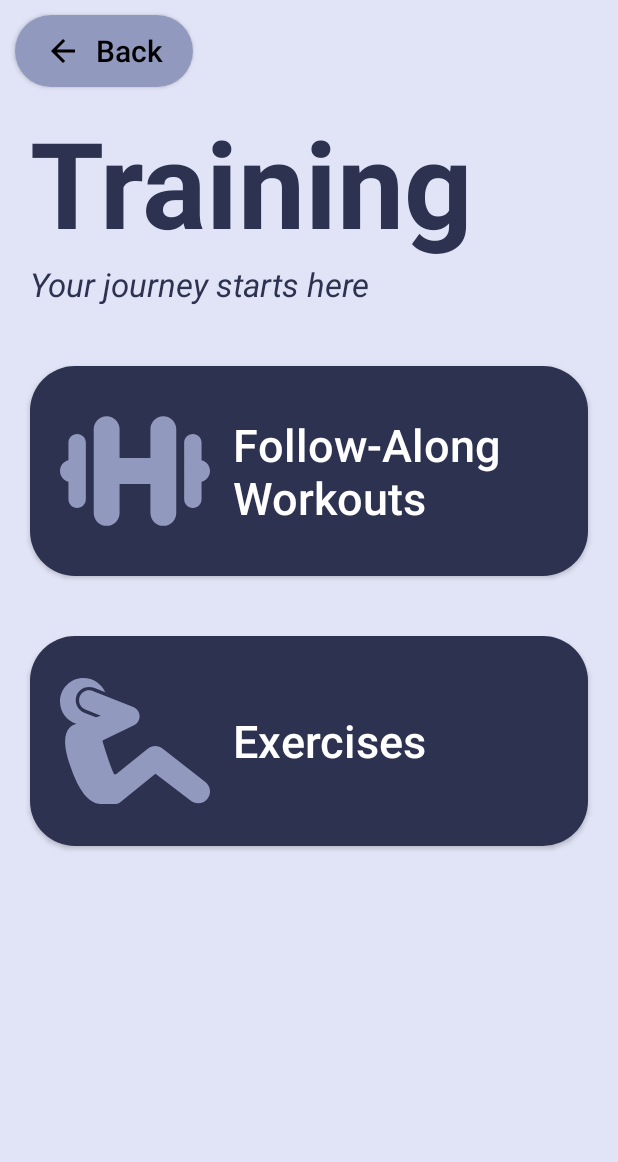
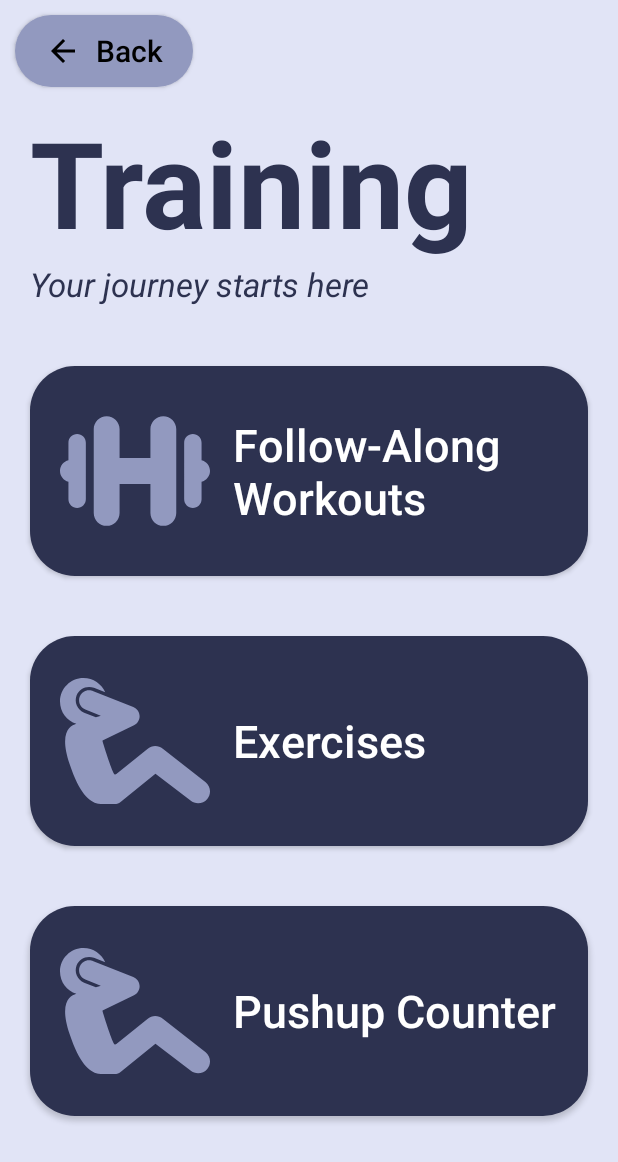
Before and after one commit to Liojn/MAD24_P01_Team1, an Android app: the TrainingMenuActivity screen opened directly, with no data from a screen before it, on a phone screen of 412 x 824 dp. Shown: the top 1162 px of the screen. Run offline under Robolectric (Android 15) with nearby library versions, the phone set to English and light mode, and no system bars.

Commit message:
feat: update training menu to show counter activity

```diff
--- a/app/src/main/res/layout/activity_training_menu.xml
+++ b/app/src/main/res/layout/activity_training_menu.xml
@@ -80,4 +80,23 @@
         android:textSize="30sp"
         android:textStyle="normal"
         android:gravity="start|center_vertical" />
+
+    <androidx.appcompat.widget.AppCompatButton
+
+        android:id="@+id/counter"
+        android:layout_width="fill_parent"
+        android:layout_height="wrap_content"
+        android:padding="20dp"
+        android:layout_margin="20dp"
+
+        android:drawableLeft="@drawable/exercise_2d"
+        android:drawablePadding="15dp"
+        android:background="@drawable/trainingmenu_btn"
+        android:text="Pushup Counter"
+        android:textColor="@color/white"
+        android:textAllCaps="false"
+
+        android:textSize="30sp"
+        android:textStyle="normal"
+        android:gravity="start|center_vertical" />
 </LinearLayout>
```
Also changed, not shown: app/src/main/java/sg/edu/np/mad/fitnessultimate/training/TrainingMenuActivity.java (+14 -0 lines).
